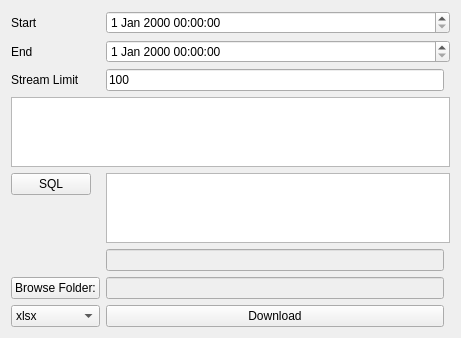
The window that gui/ui/datawidget.ui (yshao/weathergit) describes before a commit, drawn with Qt 5.
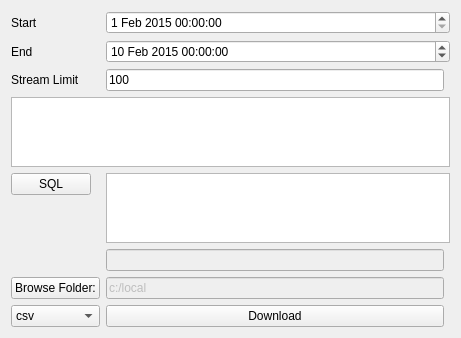
The same window after the commit.

```diff
--- a/gui/ui/datawidget.ui
+++ b/gui/ui/datawidget.ui
@@ -29,16 +29,38 @@
     </widget>
    </item>
    <item row="1" column="2" colspan="2">
-    <widget class="QDateTimeEdit" name="inEndTime"/>
+    <widget class="QDateTimeEdit" name="inEndTime">
+     <property name="dateTime">
+      <datetime>
+       <hour>0</hour>
+       <minute>0</minute>
+       <second>0</second>
+       <year>2015</year>
+       <month>2</month>
+       <day>10</day>
+      </datetime>
+     </property>
+    </widget>
    </item>
    <item row="0" column="2" colspan="2">
-    <widget class="QDateTimeEdit" name="inStartTime"/>
+    <widget class="QDateTimeEdit" name="inStartTime">
+     <property name="dateTime">
+      <datetime>
+       <hour>0</hour>
+       <minute>0</minute>
+       <second>0</second>
+       <year>2015</year>
+       <month>2</month>
+       <day>1</day>
+      </datetime>
+     </property>
+    </widget>
    </item>
    <item row="8" column="0" colspan="2">
     <widget class="QComboBox" name="inExportType">
      <item>
       <property name="text">
-       <string>xlsx</string>
+       <string>csv</string>
       </property>
      </item>
     </widget>
@@ -93,6 +115,9 @@
      <property name="enabled">
       <bool>false</bool>
      </property>
+     <property name="text">
+      <string>c:/local</string>
+     </property>
     </widget>
    </item>
    <item row="7" column="0" colspan="2">
```
Left out of the diff: 28 changed lines with no effect on the pictures.
